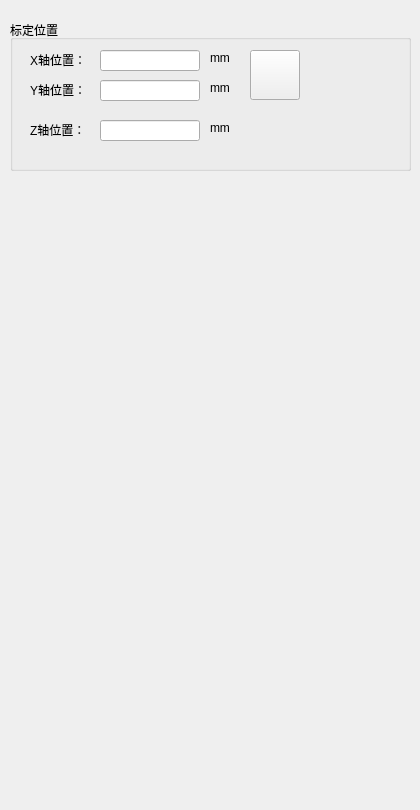
chuandongxu/AOI, file VisionDetect/LightCalibrationView.ui: the form before one commit.
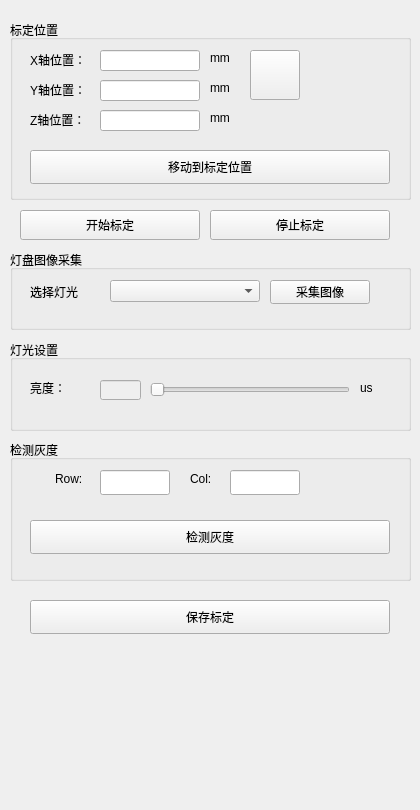
The form after the commit. Icons and pictures are not drawn.

Commit message:
Light Calibration Widget
1. Update all the calibration widget functions.
2. Add Detect and light functions;

Diff of the .ui file:
```diff
--- a/VisionDetect/LightCalibrationView.ui
+++ b/VisionDetect/LightCalibrationView.ui
@@ -19,7 +19,7 @@
      <x>10</x>
      <y>20</y>
      <width>401</width>
-     <height>151</height>
+     <height>180</height>
     </rect>
    </property>
    <property name="title">
@@ -110,7 +110,7 @@
     <property name="geometry">
      <rect>
       <x>90</x>
-      <y>100</y>
+      <y>90</y>
       <width>100</width>
       <height>21</height>
      </rect>
@@ -120,7 +120,7 @@
     <property name="geometry">
      <rect>
       <x>20</x>
-      <y>102</y>
+      <y>92</y>
       <width>72</width>
       <height>15</height>
      </rect>
@@ -133,7 +133,7 @@
     <property name="geometry">
      <rect>
       <x>200</x>
-      <y>100</y>
+      <y>90</y>
       <width>21</width>
       <height>16</height>
      </rect>
@@ -165,6 +165,250 @@
      </size>
     </property>
    </widget>
+   <widget class="QPushButton" name="pushButton_MoveToReady">
+    <property name="geometry">
+     <rect>
+      <x>20</x>
+      <y>130</y>
+      <width>360</width>
+      <height>34</height>
+     </rect>
+    </property>
+    <property name="text">
+     <string>移动到标定位置</string>
+    </property>
+   </widget>
+  </widget>
+  <widget class="QGroupBox" name="groupBox_6">
+   <property name="geometry">
+    <rect>
+     <x>10</x>
+     <y>250</y>
+     <width>401</width>
+     <height>80</height>
+    </rect>
+   </property>
+   <property name="title">
+    <string>灯盘图像采集</string>
+   </property>
+   <widget class="QComboBox" name="comboBox_selectLight">
+    <property name="geometry">
+     <rect>
+      <x>100</x>
+      <y>30</y>
+      <width>150</width>
+      <height>22</height>
+     </rect>
+    </property>
+   </widget>
+   <widget class="QLabel" name="label_21">
+    <property name="geometry">
+     <rect>
+      <x>20</x>
+      <y>34</y>
+      <width>72</width>
+      <height>15</height>
+     </rect>
+    </property>
+    <property name="text">
+     <string>选择灯光</string>
+    </property>
+   </widget>
+   <widget class="QPushButton" name="pushButton_captureLight">
+    <property name="geometry">
+     <rect>
+      <x>260</x>
+      <y>30</y>
+      <width>100</width>
+      <height>24</height>
+     </rect>
+    </property>
+    <property name="text">
+     <string>采集图像</string>
+    </property>
+   </widget>
+  </widget>
+  <widget class="QPushButton" name="pushButton_startCali">
+   <property name="geometry">
+    <rect>
+     <x>20</x>
+     <y>210</y>
+     <width>180</width>
+     <height>30</height>
+    </rect>
+   </property>
+   <property name="text">
+    <string>开始标定</string>
+   </property>
+  </widget>
+  <widget class="QPushButton" name="pushButton_stopCali">
+   <property name="geometry">
+    <rect>
+     <x>210</x>
+     <y>210</y>
+     <width>180</width>
+     <height>30</height>
+    </rect>
+   </property>
+   <property name="text">
+    <string>停止标定</string>
+   </property>
+  </widget>
+  <widget class="QGroupBox" name="groupBox_2">
+   <property name="geometry">
+    <rect>
+     <x>10</x>
+     <y>340</y>
+     <width>401</width>
+     <height>91</height>
+    </rect>
+   </property>
+   <property name="title">
+    <string>灯光设置</string>
+   </property>
+   <widget class="QLabel" name="label_11">
+    <property name="geometry">
+     <rect>
+      <x>350</x>
+      <y>40</y>
+      <width>31</width>
+      <height>16</height>
+     </rect>
+    </property>
+    <property name="text">
+     <string>us</string>
+    </property>
+   </widget>
+   <widget class="QSlider" name="horizontalSlider">
+    <property name="geometry">
+     <rect>
+      <x>140</x>
+      <y>40</y>
+      <width>200</width>
+      <height>19</height>
+     </rect>
+    </property>
+    <property name="maximum">
+     <number>1000</number>
+    </property>
+    <property name="orientation">
+     <enum>Qt::Horizontal</enum>
+    </property>
+   </widget>
+   <widget class="QLineEdit" name="lineEdit_6">
+    <property name="enabled">
+     <bool>false</bool>
+    </property>
+    <property name="geometry">
+     <rect>
+      <x>90</x>
+      <y>40</y>
+      <width>41</width>
+      <height>20</height>
+     </rect>
+    </property>
+    <property name="readOnly">
+     <bool>true</bool>
+    </property>
+   </widget>
+   <widget class="QLabel" name="label_8">
+    <property name="geometry">
+     <rect>
+      <x>20</x>
+      <y>40</y>
+      <width>71</width>
+      <height>16</height>
+     </rect>
+    </property>
+    <property name="text">
+     <string>亮度：</string>
+    </property>
+   </widget>
+  </widget>
+  <widget class="QGroupBox" name="groupBox_7">
+   <property name="geometry">
+    <rect>
+     <x>10</x>
+     <y>440</y>
+     <width>401</width>
+     <height>141</height>
+    </rect>
+   </property>
+   <property name="title">
+    <string>检测灰度</string>
+   </property>
+   <widget class="QPushButton" name="pushButton_DetectGrayScale">
+    <property name="geometry">
+     <rect>
+      <x>20</x>
+      <y>80</y>
+      <width>360</width>
+      <height>34</height>
+     </rect>
+    </property>
+    <property name="text">
+     <string>检测灰度</string>
+    </property>
+   </widget>
+   <widget class="QLineEdit" name="lineEdit_DetectGraySacleRow">
+    <property name="geometry">
+     <rect>
+      <x>90</x>
+      <y>30</y>
+      <width>70</width>
+      <height>25</height>
+     </rect>
+    </property>
+   </widget>
+   <widget class="QLabel" name="label_25">
+    <property name="geometry">
+     <rect>
+      <x>45</x>
+      <y>30</y>
+      <width>41</width>
+      <height>18</height>
+     </rect>
+    </property>
+    <property name="text">
+     <string>Row:</string>
+    </property>
+   </widget>
+   <widget class="QLabel" name="label_35">
+    <property name="geometry">
+     <rect>
+      <x>180</x>
+      <y>30</y>
+      <width>41</width>
+      <height>18</height>
+     </rect>
+    </property>
+    <property name="text">
+     <string>Col:</string>
+    </property>
+   </widget>
+   <widget class="QLineEdit" name="lineEdit_DetectGrayScaleCol">
+    <property name="geometry">
+     <rect>
+      <x>220</x>
+      <y>30</y>
+      <width>70</width>
+      <height>25</height>
+     </rect>
+    </property>
+   </widget>
+  </widget>
+  <widget class="QPushButton" name="pushButton_SaveCali">
+   <property name="geometry">
+    <rect>
+     <x>30</x>
+     <y>600</y>
+     <width>360</width>
+     <height>34</height>
+    </rect>
+   </property>
+   <property name="text">
+    <string>保存标定</string>
+   </property>
   </widget>
  </widget>
  <layoutdefault spacing="6" margin="11"/>
```
The commit also changes 7 other files.
